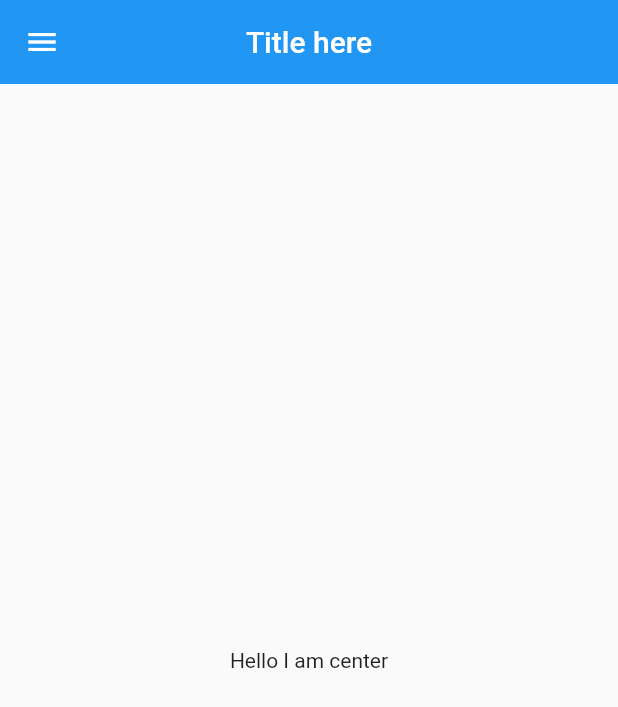
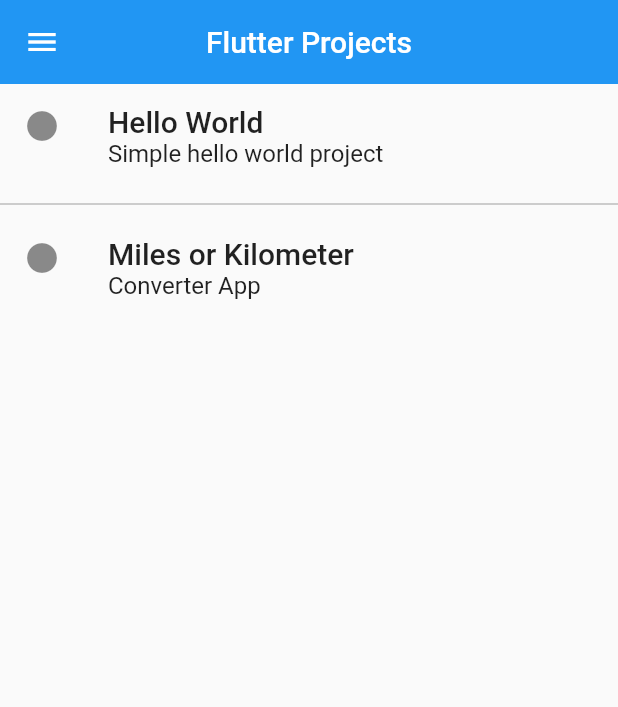
Before and after one commit to ishworpanta10/flutter_projects, a Flutter app: the screen it shows after launch, on a phone screen of 412 x 824 dp. Shown: the top 707 px of the screen. Run offline on Flutter 3.47's test engine with Material 2 defaults, Android fonts, the phone set to English and light mode, and no system bars.

Commit message:
✅ completed first app

```diff
--- /dev/null
+++ b/lib/class/project.dart
@@ -0,0 +1,66 @@
+import 'package:flutter_projects/converter%20app/converter.dart';
+import 'package:flutter_projects/hello%20world%20proj/home.dart';
+
+class Project {
+  final String projectName;
+  final String projectDesc;
+  final String routeName;
+
+  Project({this.projectName, this.projectDesc, this.routeName});
+}
+
+final projectOne = Project(
+  projectName: 'Hello World',
+  projectDesc: 'Simple hello world project',
+  routeName: HelloWorldProject.routeName,
+);
+
+final projectTwo = Project(
+  projectName: 'Miles or Kilometer',
+  projectDesc: 'Converter App',
+  routeName: ConverterApp.routeName,
+);
+
+// final projectThree =
+//     Project(projectName: 'My Time', projectDesc: 'Listening to stream of data');
+
+// final projectFour =
+//     Project(projectName: 'Pong Game', projectDesc: '2D animation and Gesture');
+
+// final projectFive =
+//     Project(projectName: 'Movie App', projectDesc: 'Getting data from web');
+
+// final projectSix = Project(
+//     projectName: 'Store that Data',
+//     projectDesc: 'storing local data with Sqflite ');
+
+// final projectSeven =
+//     Project(projectName: 'Firebase App', projectDesc: 'firing firbase app ');
+
+// final projectEight = Project(
+//     projectName: 'Tresure Map',
+//     projectDesc: 'Integrating map and exploring geolocation and camera ');
+
+// final projectNine = Project(
+//     projectName: 'Let\'s Play Dice', projectDesc: 'Animation with flare ');
+
+// final projectTen =
+//     Project(projectName: 'Todo App', projectDesc: 'With BLoC Pattern ');
+
+// final projectEleven = Project(
+//     projectName: 'Flutter Web',
+//     projectDesc: 'Responsive and exploring web in flutter ');
+
+List<Project> projectList = [
+  projectOne,
+  projectTwo,
+  // projectThree,
+  // projectFour,
+  // projectFive,
+  // projectSix,
+  // projectSeven,
+  // projectEight,
+  // projectNine,
+  // projectTen,
+  // projectEleven,
+];
--- a/lib/main.dart
+++ b/lib/main.dart
@@ -1,4 +1,8 @@
 import 'package:flutter/material.dart';
+import 'package:flutter_projects/converter%20app/converter.dart';
+import 'package:flutter_projects/hello%20world%20proj/home.dart';
+import 'package:flutter_projects/project_pages.dart';
+import 'package:flutter_projects/routes/routes.dart';
 
 void main() {
   runApp(MyApp());
@@ -14,35 +18,8 @@ class MyApp extends StatelessWidget {
         primarySwatch: Colors.blue,
         visualDensity: VisualDensity.adaptivePlatformDensity,
       ),
-      home: HomePage(),
+      home: ProjectPage(),
+      routes: routes,
     );
   }
 }
-
-class HomePage extends StatelessWidget {
-  @override
-  Widget build(BuildContext context) {
-    return Scaffold(
-      appBar: AppBar(
-        title: Text("Title here"),
-        leading: IconButton(
-          icon: Icon(Icons.menu),
-          onPressed: () {},
-        ),
-        centerTitle: true,
-        elevation: 0.0,
-        titleSpacing: 1.2,
-      ),
-      body: Container(
-        child: Column(
-         mainAxisAlignment: MainAxisAlignment.center,
-          children: <Widget>[
-            Center(
-              child: Text("Hello I am center"),
-            )
-          ],
-        ),
-      ),
-    );
-  }
-}
--- /dev/null
+++ b/lib/project_pages.dart
@@ -0,0 +1,47 @@
+import 'package:flutter/material.dart';
+import 'package:flutter_projects/class/project.dart';
+
+class ProjectPage extends StatelessWidget {
+  @override
+  Widget build(BuildContext context) {
+    return Scaffold(
+      appBar: AppBar(
+        title: Text("Flutter Projects"),
+        leading: IconButton(
+          icon: Icon(Icons.menu),
+          onPressed: () {},
+        ),
+        centerTitle: true,
+        elevation: 0.0,
+        titleSpacing: 1.2,
+      ),
+      body: ListView.separated(
+        itemBuilder: (BuildContext context, int index) {
+          Project projects = projectList[index];
+          return ListTile(
+            leading: Icon(
+              Icons.circle,
+            ),
+            title: Text(
+              projects.projectName,
+              style: Theme.of(context).textTheme.headline6,
+            ),
+            subtitle: Text(
+              projects.projectDesc,
+              style: Theme.of(context).textTheme.subtitle1,
+            ),
+            onTap: () {
+              Navigator.pushNamed(context, projects.routeName);
+            },
+          );
+        },
+        separatorBuilder: (BuildContext context, int index) {
+          return Divider(
+            color: Colors.grey,
+          );
+        },
+        itemCount: projectList.length,
+      ),
+    );
+  }
+}
--- /dev/null
+++ b/lib/routes/routes.dart
@@ -0,0 +1,8 @@
+import 'package:flutter/material.dart';
+import 'package:flutter_projects/converter%20app/converter.dart';
+import 'package:flutter_projects/hello%20world%20proj/home.dart';
+
+final Map<String, WidgetBuilder> routes = {
+  HelloWorldProject.routeName: (_) => HelloWorldProject(),
+  ConverterApp.routeName: (_) => ConverterApp(),
+};
```
Also changed, not shown: lib/converter app/converter.dart (added, +88 -0 lines), lib/hello world proj/home.dart (added, +88 -0 lines).
